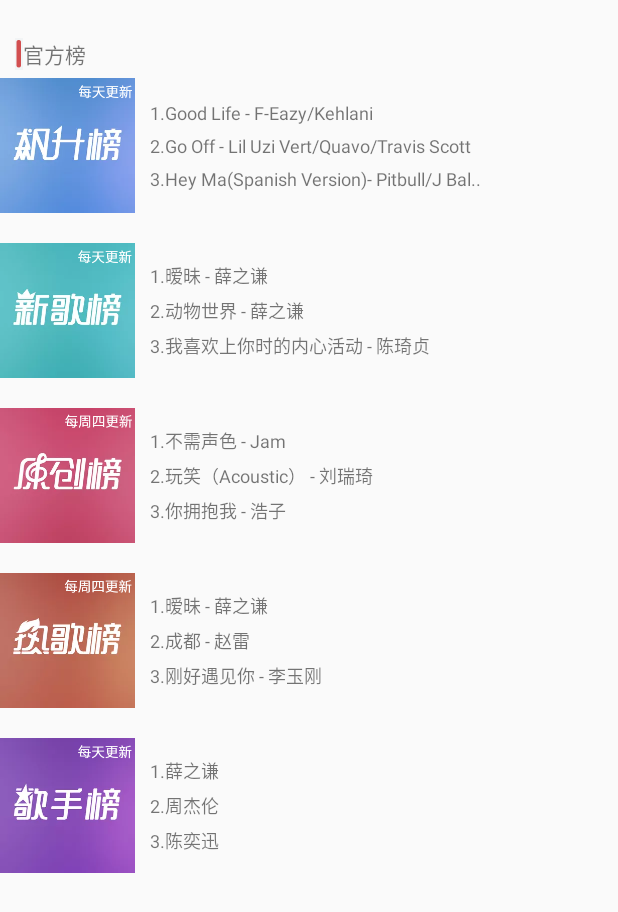
After one commit to ziq358/ZiqMusic, an Android app: the layout ranking_one_item_layout.xml on its own in the app's theme, with its tools: preview values and no code run, on a phone screen of 412 x 824 dp. The commit adds this screen. Shown: the top 912 px of the screen. Run offline under Robolectric (Android 15) with nearby library versions, the phone set to English and light mode, and no system bars.

Commit message:
排行榜

```diff
--- /dev/null
+++ b/music/src/main/res/layout/ranking_one_item_layout.xml
@@ -0,0 +1,251 @@
+<?xml version="1.0" encoding="utf-8"?>
+<LinearLayout xmlns:android="http://schemas.android.com/apk/res/android"
+    android:orientation="vertical"
+    android:layout_width="match_parent"
+    android:layout_height="wrap_content">
+    <LinearLayout
+        android:layout_width="match_parent"
+        android:layout_height="wrap_content"
+        android:layout_marginTop="@dimen/recommend_margin_top"
+        android:layout_marginLeft="10dp"
+        android:orientation="horizontal"
+        >
+        <ImageView
+            android:layout_width="wrap_content"
+            android:layout_height="wrap_content"
+            android:src="@drawable/icon_ranking_1"
+            />
+        <TextView
+            android:layout_width="wrap_content"
+            android:layout_height="wrap_content"
+            android:text="官方榜"
+            />
+    </LinearLayout>
+    <LinearLayout
+        android:layout_width="match_parent"
+        android:layout_height="wrap_content"
+        android:layout_marginTop="5dp"
+        android:orientation="vertical"
+        >
+        <LinearLayout
+            android:layout_width="match_parent"
+            android:layout_height="wrap_content"
+            android:orientation="horizontal"
+            >
+            <ImageView
+                android:layout_width="wrap_content"
+                android:layout_height="wrap_content"
+                android:src="@drawable/ranking_1_1"
+                />
+            <LinearLayout
+                android:layout_width="match_parent"
+                android:layout_height="match_parent"
+                android:layout_marginLeft="10dp"
+                android:gravity="center_vertical"
+                android:orientation="vertical"
+                >
+                <TextView
+                    android:layout_width="wrap_content"
+                    android:layout_height="wrap_content"
+                    android:singleLine="true"
+                    android:textSize="@dimen/recommend_text_size_12sp"
+                    android:text="@string/s_ranking_1_1_1"
+                    />
+                <TextView
+                    android:layout_width="wrap_content"
+                    android:layout_height="wrap_content"
+                    android:singleLine="true"
+                    android:layout_marginTop="5dp"
+                    android:textSize="@dimen/recommend_text_size_12sp"
+                    android:text="@string/s_ranking_1_1_2"
+                    />
+                <TextView
+                    android:layout_width="wrap_content"
+                    android:layout_height="wrap_content"
+                    android:singleLine="true"
+                    android:layout_marginTop="5dp"
+
+                    android:textSize="@dimen/recommend_text_size_12sp"
+                    android:text="@string/s_ranking_1_1_3"
+                    />
+            </LinearLayout>
+        </LinearLayout>
+        <LinearLayout
+            android:layout_width="match_parent"
+            android:layout_height="wrap_content"
+            android:layout_marginTop="20dp"
+            android:orientation="horizontal"
+            >
+            <ImageView
+                android:layout_width="wrap_content"
+                android:layout_height="wrap_content"
+                android:src="@drawable/ranking_1_2"
+                />
+            <LinearLayout
+                android:layout_width="match_parent"
+                android:layout_height="match_parent"
+                android:layout_marginLeft="10dp"
+                android:gravity="center_vertical"
+                android:orientation="vertical"
+                >
+                <TextView
+                    android:layout_width="wrap_content"
+                    android:layout_height="wrap_content"
+                    android:singleLine="true"
+                    android:textSize="@dimen/recommend_text_size_12sp"
+                    android:text="@string/s_ranking_1_2_1"
+                    />
+                <TextView
+                    android:layout_width="wrap_content"
+                    android:layout_height="wrap_content"
+                    android:singleLine="true"
+                    android:layout_marginTop="5dp"
+                    android:textSize="@dimen/recommend_text_size_12sp"
+                    android:text="@string/s_ranking_1_2_2"
+                    />
+                <TextView
+                    android:layout_width="wrap_content"
+                    android:layout_height="wrap_content"
+                    android:singleLine="true"
+                    android:layout_marginTop="5dp"
+
+                    android:textSize="@dimen/recommend_text_size_12sp"
+                    android:text="@string/s_ranking_1_2_3"
+                    />
+            </LinearLayout>
+        </LinearLayout>
+        <LinearLayout
+            android:layout_width="match_parent"
+            android:layout_height="wrap_content"
+            android:layout_marginTop="20dp"
+            android:orientation="horizontal"
+            >
+            <ImageView
+                android:layout_width="wrap_content"
+                android:layout_height="wrap_content"
+                android:src="@drawable/ranking_1_3"
+                />
+            <LinearLayout
+                android:layout_width="match_parent"
+                android:layout_height="match_parent"
+                android:layout_marginLeft="10dp"
+                android:gravity="center_vertical"
+                android:orientation="vertical"
+                >
+                <TextView
+                    android:layout_width="wrap_content"
+                    android:layout_height="wrap_content"
+                    android:singleLine="true"
+                    android:textSize="@dimen/recommend_text_size_12sp"
+                    android:text="@string/s_ranking_1_3_1"
+                    />
+                <TextView
+                    android:layout_width="wrap_content"
+                    android:layout_height="wrap_content"
+                    android:singleLine="true"
+                    android:layout_marginTop="5dp"
+                    android:textSize="@dimen/recommend_text_size_12sp"
+                    android:text="@string/s_ranking_1_3_2"
+                    />
+                <TextView
+                    android:layout_width="wrap_content"
+                    android:layout_height="wrap_content"
+                    android:singleLine="true"
+                    android:layout_marginTop="5dp"
+
+                    android:textSize="@dimen/recommend_text_size_12sp"
+                    android:text="@string/s_ranking_1_3_3"
+                    />
+            </LinearLayout>
+        </LinearLayout>
+        <LinearLayout
+            android:layout_width="match_parent"
+            android:layout_height="wrap_content"
+            android:layout_marginTop="20dp"
+            android:orientation="horizontal"
+            >
+            <ImageView
+                android:layout_width="wrap_content"
+                android:layout_height="wrap_content"
+                android:src="@drawable/ranking_1_4"
+                />
+            <LinearLayout
+                android:layout_width="match_parent"
+                android:layout_height="match_parent"
+                android:layout_marginLeft="10dp"
+                android:gravity="center_vertical"
+                android:orientation="vertical"
+                >
+                <TextView
+                    android:layout_width="wrap_content"
+                    android:layout_height="wrap_content"
+                    android:singleLine="true"
+                    android:textSize="@dimen/recommend_text_size_12sp"
+                    android:text="@string/s_ranking_1_4_1"
+                    />
+                <TextView
+                    android:layout_width="wrap_content"
+                    android:layout_height="wrap_content"
+                    android:singleLine="true"
+                    android:layout_marginTop="5dp"
+                    android:textSize="@dimen/recommend_text_size_12sp"
+                    android:text="@string/s_ranking_1_4_2"
+                    />
+                <TextView
+                    android:layout_width="wrap_content"
+                    android:layout_height="wrap_content"
+                    android:singleLine="true"
+                    android:layout_marginTop="5dp"
+
+                    android:textSize="@dimen/recommend_text_size_12sp"
+                    android:text="@string/s_ranking_1_4_3"
+                    />
+            </LinearLayout>
+        </LinearLayout>
+        <LinearLayout
+            android:layout_width="match_parent"
+            android:layout_height="wrap_content"
+            android:layout_marginTop="20dp"
+            android:orientation="horizontal"
+            >
+            <ImageView
+                android:layout_width="wrap_content"
+                android:layout_height="wrap_content"
+                android:src="@drawable/ranking_1_5"
+                />
+            <LinearLayout
+                android:layout_width="match_parent"
+                android:layout_height="match_parent"
+                android:layout_marginLeft="10dp"
+                android:gravity="center_vertical"
+                android:orientation="vertical"
+                >
+                <TextView
+                    android:layout_width="wrap_content"
+                    android:layout_height="wrap_content"
+                    android:singleLine="true"
+                    android:textSize="@dimen/recommend_text_size_12sp"
+                    android:text="@string/s_ranking_1_5_1"
+                    />
+                <TextView
+                    android:layout_width="wrap_content"
+                    android:layout_height="wrap_content"
+                    android:singleLine="true"
+                    android:layout_marginTop="5dp"
+                    android:textSize="@dimen/recommend_text_size_12sp"
+                    android:text="@string/s_ranking_1_5_2"
+                    />
+                <TextView
+                    android:layout_width="wrap_content"
+                    android:layout_height="wrap_content"
+                    android:singleLine="true"
+                    android:layout_marginTop="5dp"
+
+                    android:textSize="@dimen/recommend_text_size_12sp"
+                    android:text="@string/s_ranking_1_5_3"
+                    />
+            </LinearLayout>
+        </LinearLayout>
+
+    </LinearLayout>
+</LinearLayout>
```
Also changed, not shown: music/src/main/java/com/xogrp/john/music/adapter/RankingAdapter.java (added, +123 -0 lines), music/src/main/java/com/xogrp/john/music/fragment/home/discover/RankingListFragment.java (+18 -0 lines), music/src/main/res/layout/fragment_ranking_list.xml (+8 -0 lines), music/src/main/res/layout/ranking_three_item_layout.xml (added, +107 -0 lines), music/src/main/res/layout/ranking_two_item_layout.xml (added, +213 -0 lines), music/src/main/res/drawable-xxhdpi/ranking_1_1.png (added), music/src/main/res/drawable-xxhdpi/ranking_1_2.png (added), music/src/main/res/drawable-xxhdpi/ranking_1_3.png (added), music/src/main/res/drawable-xxhdpi/ranking_1_4.png (added), music/src/main/res/drawable-xxhdpi/ranking_1_5.png (added), music/src/main/res/drawable-xxhdpi/ranking_2_1.png (added), music/src/main/res/drawable-xxhdpi/ranking_2_2.png (added), music/src/main/res/drawable-xxhdpi/ranking_2_3.png (added), music/src/main/res/drawable-xxhdpi/ranking_2_4.png (added), 3 more files.
